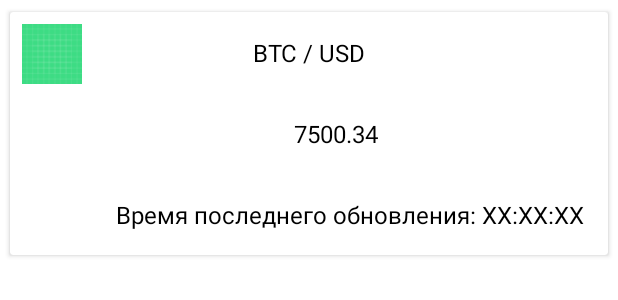
After one commit to EliseyEkhlakov/adCryptoApp, an Android app: the layout item_coin_info.xml on its own in the app's theme, with its tools: preview values and no code run, on a phone screen of 412 x 824 dp. The commit adds this screen. Shown: the top 300 px of the screen. Run offline under Robolectric (Android 15) with nearby library versions, the phone set to English and light mode, and no system bars.

Commit message:
+recyclerView +onClickListener

```diff
--- a/app/src/main/AndroidManifest.xml
+++ b/app/src/main/AndroidManifest.xml
@@ -12,7 +12,7 @@
         android:supportsRtl="true"
         android:theme="@style/Theme.CryptoApp">
         <activity
-            android:name=".MainActivity"
+            android:name=".CoinPriceListActivity"
             android:exported="true">
             <intent-filter>
                 <action android:name="android.intent.action.MAIN" />
--- a/app/src/main/java/com/adorly/cryptoapp/api/ApiFactory.kt
+++ b/app/src/main/java/com/adorly/cryptoapp/api/ApiFactory.kt
@@ -7,6 +7,7 @@ import retrofit2.converter.gson.GsonConverterFactory
 object ApiFactory {
 
     private const val BASE_URL = "https://min-api.cryptocompare.com/data/"
+    const val BASE_IMAGE_URL = "https://cryptocompare.com"
 
     private val retrofit = Retrofit.Builder()
         .addConverterFactory(GsonConverterFactory.create())
--- a/app/src/main/java/com/adorly/cryptoapp/database/CoinPriceInfoDao.kt
+++ b/app/src/main/java/com/adorly/cryptoapp/database/CoinPriceInfoDao.kt
@@ -9,7 +9,7 @@ import com.adorly.cryptoapp.pojo.CoinPriceInfo
 
 @Dao
 interface CoinPriceInfoDao {
-    @Query("SELECT * FROM full_price_list ORDER BY lastupdate")
+    @Query("SELECT * FROM full_price_list ORDER BY lastupdate DESC")
     fun getPriceList(): LiveData<List<CoinPriceInfo>>
 
     @Query("SELECT * FROM full_price_list WHERE fromsymbol = :fSym LIMIT 1")
--- /dev/null
+++ b/app/src/main/res/layout/item_coin_info.xml
@@ -0,0 +1,63 @@
+<?xml version="1.0" encoding="utf-8"?>
+<androidx.cardview.widget.CardView xmlns:android="http://schemas.android.com/apk/res/android"
+    xmlns:app="http://schemas.android.com/apk/res-auto"
+    xmlns:tools="http://schemas.android.com/tools"
+    android:layout_width="match_parent"
+    android:layout_height="wrap_content"
+    android:layout_margin="4dp"
+    app:cardUseCompatPadding="true">
+
+    <androidx.constraintlayout.widget.ConstraintLayout
+        android:layout_width="match_parent"
+        android:layout_height="wrap_content">
+
+        <ImageView
+            android:id="@+id/ivLogoCoin"
+            android:layout_width="40dp"
+            android:layout_height="40dp"
+            android:layout_margin="8dp"
+            app:layout_constraintStart_toStartOf="parent"
+            app:layout_constraintTop_toTopOf="parent"
+            app:srcCompat="@drawable/ic_launcher_background" />
+
+        <TextView
+            android:id="@+id/tvSymbols"
+            android:layout_width="wrap_content"
+            android:layout_height="wrap_content"
+            android:padding="16dp"
+            android:text="BTC / USD"
+            android:textColor="#000"
+            android:textSize="16sp"
+            app:layout_constraintStart_toStartOf="parent"
+            app:layout_constraintEnd_toEndOf="parent"
+            app:layout_constraintTop_toTopOf="parent" />
+
+        <TextView
+            android:id="@+id/tvPrice"
+            android:layout_width="wrap_content"
+            android:layout_height="wrap_content"
+            android:layout_marginStart="36dp"
+            android:padding="16dp"
+            android:text="7500.34"
+            android:textColor="#000"
+            android:textSize="16sp"
+            app:layout_constraintStart_toStartOf="parent"
+            app:layout_constraintTop_toBottomOf="@id/tvSymbols"
+            app:layout_constraintEnd_toEndOf="parent" />
+
+        <TextView
+            android:id="@+id/tvLastUpdate"
+            android:layout_width="wrap_content"
+            android:layout_height="wrap_content"
+            android:padding="16dp"
+            android:text="Время последнего обновления: ХХ:ХХ:ХХ"
+            android:textColor="#000"
+            android:textSize="16sp"
+            app:layout_constraintTop_toBottomOf="@id/tvPrice"
+            app:layout_constraintEnd_toEndOf="parent" />
+
+
+
+    </androidx.constraintlayout.widget.ConstraintLayout>
+
+</androidx.cardview.widget.CardView>
--- a/app/src/main/res/values/strings.xml
+++ b/app/src/main/res/values/strings.xml
@@ -1,3 +1,4 @@
 <resources>
     <string name="app_name">CryptoApp</string>
+    <string name="symbols_template">%s / %s</string>
 </resources>
--- a/app/src/main/res/values/themes.xml
+++ b/app/src/main/res/values/themes.xml
@@ -1,8 +1,8 @@
 <resources xmlns:tools="http://schemas.android.com/tools">
     <!-- Base application theme. -->
-    <style name="Theme.CryptoApp" parent="Theme.MaterialComponents.DayNight.DarkActionBar">
+    <style name="Theme.CryptoApp" parent="Theme.MaterialComponents.DayNight.NoActionBar">
         <!-- Primary brand color. -->
-        <item name="colorPrimary">@color/purple_500</item>
+        <item name="colorPrimary">@color/black</item>
         <item name="colorPrimaryVariant">@color/purple_700</item>
         <item name="colorOnPrimary">@color/white</item>
         <!-- Secondary brand color. -->
```
Also changed, not shown: app/src/main/java/com/adorly/cryptoapp/CoinPriceListActivity.kt (added, +35 -0 lines), app/src/main/java/com/adorly/cryptoapp/CoinViewModel.kt (+16 -4 lines), app/src/main/java/com/adorly/cryptoapp/MainActivity.kt (deleted, +0 -21 lines), app/src/main/java/com/adorly/cryptoapp/adapters/CoinInfoAdapter.kt (added, +59 -0 lines), app/src/main/java/com/adorly/cryptoapp/pojo/CoinPriceInfo.kt (+12 -2 lines), app/src/main/java/com/adorly/cryptoapp/utils/TimeUtils.kt (added, +16 -0 lines), app/src/main/res/layout/activity_coin_price_list.xml (renamed from app/src/main/res/layout/activity_main.xml, +8 -9 lines).
